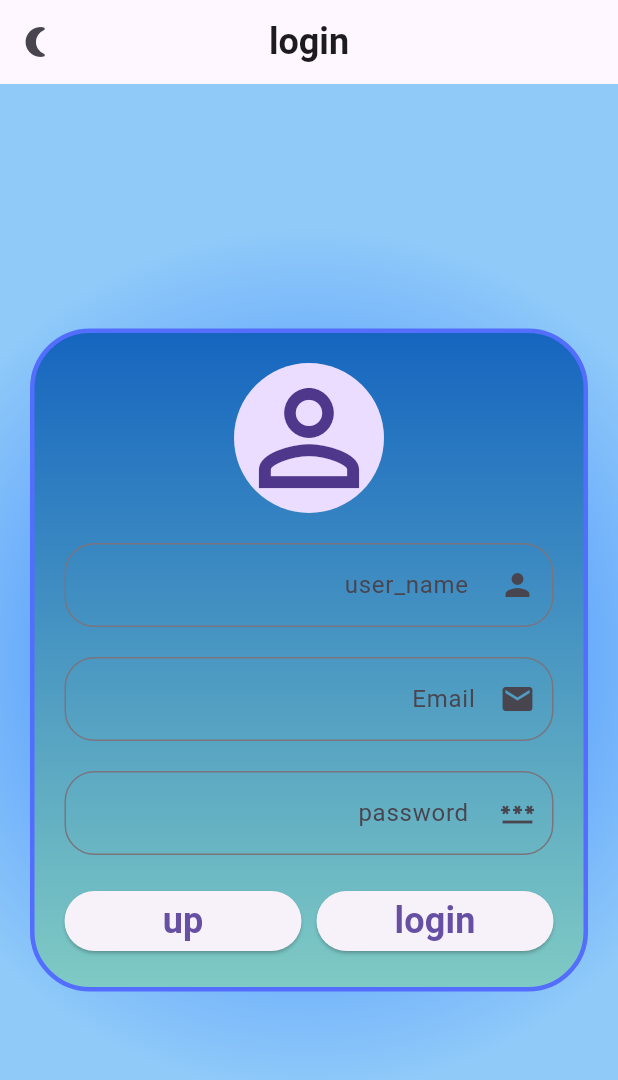
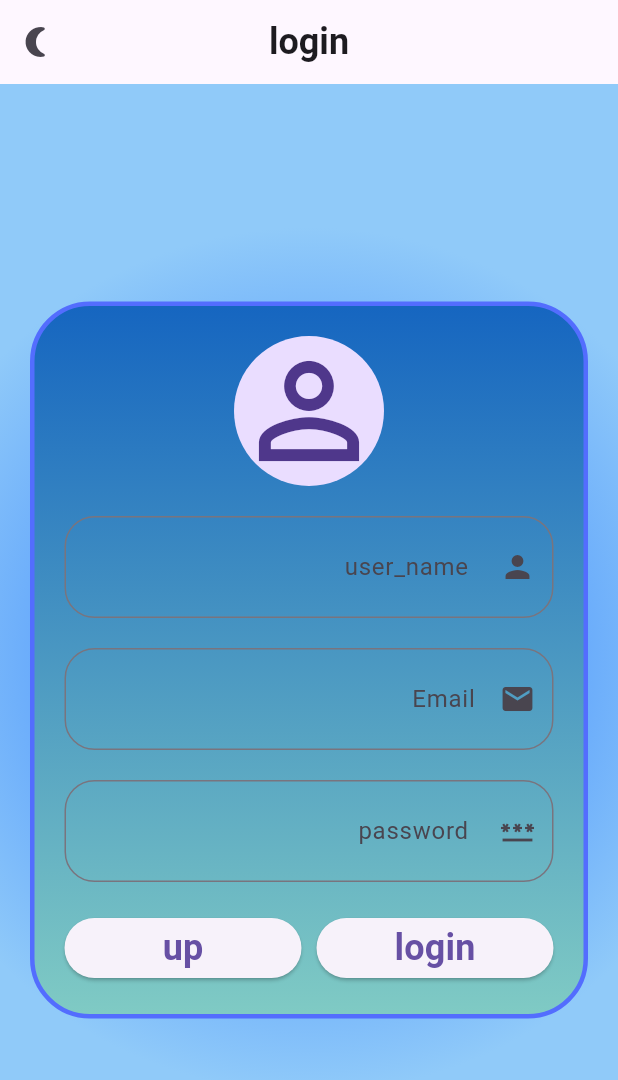
Before and after one commit to hilm733/h2, a Flutter app: the screen it shows after launch, on a phone screen of 412 x 824 dp. Shown: the top 1080 px of the screen. Run offline on Flutter 3.47's test engine with Material 3 defaults, Android fonts, the phone set to English and light mode, and no system bars.

Commit message:
add style all textstyle in login interface

```diff
--- a/lib/login.dart
+++ b/lib/login.dart
@@ -63,6 +63,10 @@ class Log extends StatelessWidget {
                         ),
                       ),
                       TextFormField(
+                        style: TextStyle(
+                          fontSize: 24,
+                          fontWeight: FontWeight.bold,
+                        ),
 
                         // textDirection:TextDirecton.rtl,
                         decoration: InputDecoration(
@@ -77,7 +81,10 @@ class Log extends StatelessWidget {
                         ),
                       ),
                       TextFormField(
-
+                        style: TextStyle(
+                          fontSize: 24,
+                          fontWeight: FontWeight.bold,
+                        ),
                         // textDirection:TextDirecton.rtl,
                         decoration: InputDecoration(
                           prefixIcon: Icon(Icons.email),
@@ -89,7 +96,10 @@ class Log extends StatelessWidget {
                         ),
                       ),
                       TextFormField(
-
+                        style: TextStyle(
+                          fontSize: 24,
+                          fontWeight: FontWeight.bold,
+                        ),
                         // textDirection:TextDirecton.rtl,
                         decoration: InputDecoration(
                           prefixIcon: Icon(Icons.password),
```
